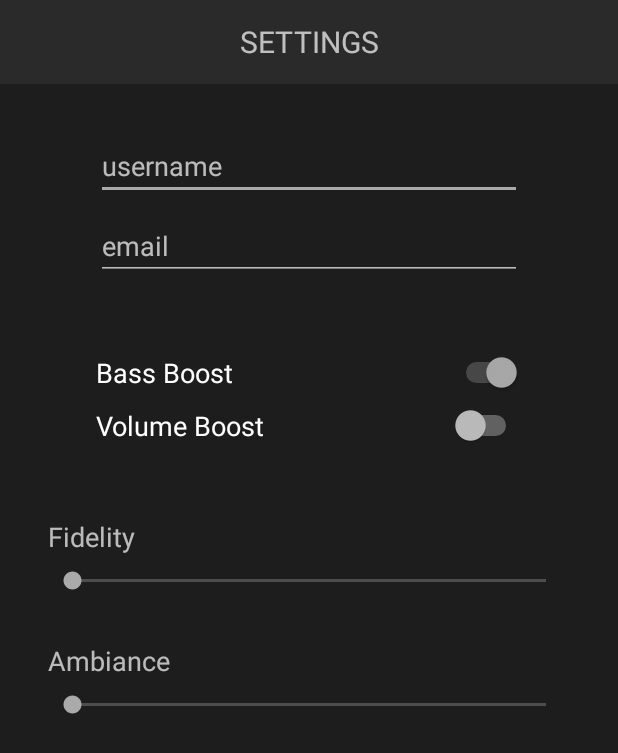
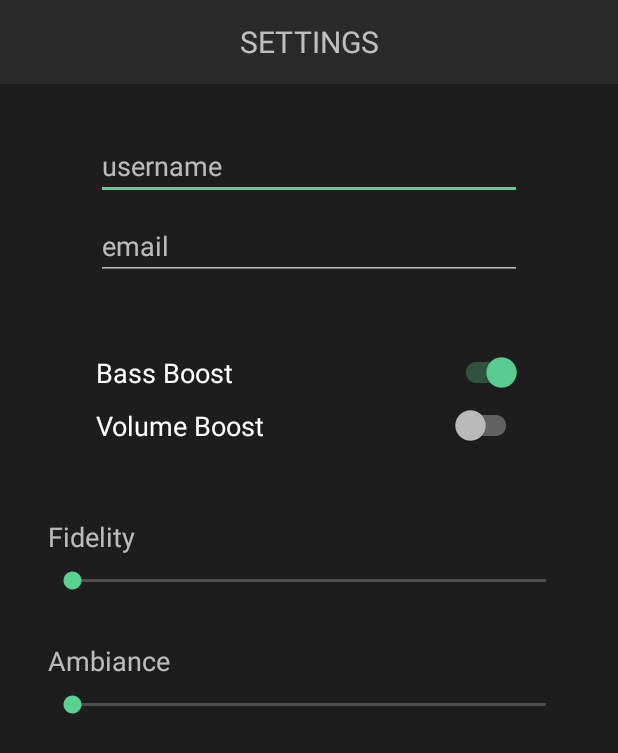
Before and after one commit to rpaape/AndroidStyleThemes, an Android app: the SettingsActivity screen opened directly, with no data from a screen before it, on a phone screen of 412 x 824 dp. Shown: the top 753 px of the screen. Run offline under Robolectric (Android 15) with nearby library versions, the phone set to English and light mode, and no system bars; our stand-ins replace ButterKnife; plain views replace Switch.

Commit message:
Updated and refactored themes and styles

```diff
--- a/app/src/main/AndroidManifest.xml
+++ b/app/src/main/AndroidManifest.xml
@@ -27,6 +27,7 @@
         android:screenOrientation="portrait"/>
 
     <activity
+        android:theme="@style/SettingsTheme"
         android:name=".SettingsActivity"
         android:screenOrientation="portrait">
     </activity>
--- a/app/src/main/java/com/teamtreehouse/stylesandthemes/SettingsActivity.java
+++ b/app/src/main/java/com/teamtreehouse/stylesandthemes/SettingsActivity.java
@@ -3,11 +3,12 @@ package com.teamtreehouse.stylesandthemes;
 import android.app.Activity;
 import android.os.Bundle;
 import android.support.annotation.Nullable;
-import android.widget.Toolbar;
+import android.support.v7.app.AppCompatActivity;
+import android.support.v7.widget.Toolbar;
 import butterknife.BindView;
 import butterknife.ButterKnife;
 
-public class SettingsActivity extends Activity {
+public class SettingsActivity extends AppCompatActivity {
 
   @BindView(R.id.toolbar) Toolbar toolbar;
 
@@ -15,7 +16,7 @@ public class SettingsActivity extends Activity {
     super.onCreate(savedInstanceState);
     setContentView(R.layout.activity_settings);
     ButterKnife.bind(this);
-    setActionBar(toolbar);
-    getActionBar().setDisplayShowTitleEnabled(false);
+    setSupportActionBar(toolbar);
+    getSupportActionBar().setDisplayShowTitleEnabled(false);
   }
 }
--- a/app/src/main/java/com/teamtreehouse/stylesandthemes/SongPlaybackActivity.java
+++ b/app/src/main/java/com/teamtreehouse/stylesandthemes/SongPlaybackActivity.java
@@ -5,6 +5,7 @@ import android.content.Intent;
 import android.graphics.Color;
 import android.os.Bundle;
 import android.os.Handler;
+import android.support.v7.app.AppCompatActivity;
 import android.view.MenuItem;
 import android.view.View;
 import android.widget.ImageButton;
@@ -16,7 +17,7 @@ import butterknife.BindView;
 import butterknife.ButterKnife;
 import jp.wasabeef.blurry.Blurry;
 
-public class SongPlaybackActivity extends Activity {
+public class SongPlaybackActivity extends AppCompatActivity {
 
   public static final String EXTRA_SONG = "EXTRA_SONG";
   public static final String EXTRA_ALBUM_ART_RESID = "EXTRA_ALBUM_ART_SONG";
--- a/app/src/main/res/layout/activity_settings.xml
+++ b/app/src/main/res/layout/activity_settings.xml
@@ -7,14 +7,14 @@
     android:background="#1d1d1d"
     android:orientation="vertical">
 
-  <android.widget.Toolbar
+  <android.support.v7.widget.Toolbar
       android:id="@+id/toolbar"
       tools:layout_height="52dp"
       style="@style/SettingsToolbarStyle">
     <TextView
         android:text="SETTINGS"
         style="@style/SettingsToolbarTextStyle"/>
-  </android.widget.Toolbar>
+  </android.support.v7.widget.Toolbar>
 
   <EditText
       android:id="@+id/username"
@@ -28,7 +28,7 @@
       app:layout_constraintTop_toBottomOf="@id/username"
       style="@style/SettingsEmailStyle"/>
 
-  <android.widget.Switch
+  <android.support.v7.widget.Switch
       android:id="@+id/bass_boost"
       android:layout_marginTop="48dp"
       android:checked="true"
@@ -36,7 +36,7 @@
       app:layout_constraintTop_toBottomOf="@+id/email"
       style="@style/SettingsSwitchStyle"/>
 
-  <android.widget.Switch
+  <android.support.v7.widget.Switch
       android:id="@+id/volume_boost"
       android:text="Volume Boost"
       app:layout_constraintTop_toBottomOf="@+id/bass_boost"
--- a/app/src/main/res/values/styles.xml
+++ b/app/src/main/res/values/styles.xml
@@ -1,9 +1,9 @@
 <resources>
 
   <!-- Base application theme. -->
-  <style name="AppTheme" parent="android:Theme.Material.NoActionBar">
+  <style name="AppTheme" parent="Theme.AppCompat.NoActionBar">
     <!-- Customize your theme here. -->
-    <item name="android:colorAccent">@android:color/darker_gray</item>
+    <item name="colorAccent">@android:color/darker_gray</item>
 
   </style>
 
@@ -40,7 +40,7 @@
     <item name="android:layout_width">0dp</item>
     <item name="android:layout_height">?android:attr/actionBarSize</item>
     <item name="android:background">#2a2a2a</item>
-    <item name="android:theme">?android:attr/actionBarTheme</item>
+    <item name="android:theme">?attr/actionBarTheme</item>
     <item name="layout_constraintTop_toTopOf">parent</item>
     <item name="layout_constraintLeft_toLeftOf">parent</item>
     <item name="layout_constraintRight_toRightOf">parent</item>
@@ -91,4 +91,24 @@
     <item name="layout_constraintLeft_toLeftOf">parent</item>
   </style>
 
+  <style name="SettingsTheme" parent="Theme.AppCompat.NoActionBar">
+    <item name="colorAccent">@color/settingsAccent</item>
+  </style>
+
+  <style name="OverFlowButtonBase">
+    <item name="android:background">?attr/selectableItemBackgroundBorderless
+    </item>
+    <item name="android:layout_width">wrap_content</item>
+    <item name="android:layout_height">wrap_content</item>
+    <item name="android:layout_margin">28dp</item>
+    <item name="android:src">@drawable/ic_more_vert</item>
+    <item name="layout_constraintTop_toTopOf">parent</item>
+    <item name="layout_constraintRight_toRightOf">parent</item>
+  </style>
+
+  <style name="OverFlowButtonStyle"
+         parent="@style/OverFlowButtonBase">
+    <item name="android:background">@android:color/transparent</item>
+  </style>
+
 </resources>
```
Also changed, not shown: app/build.gradle (+2 -6 lines), app/src/main/res/layout/activity_song_playback.xml (+1 -7 lines), app/src/main/res/values-v21/styles.xml (added, +7 -0 lines).
